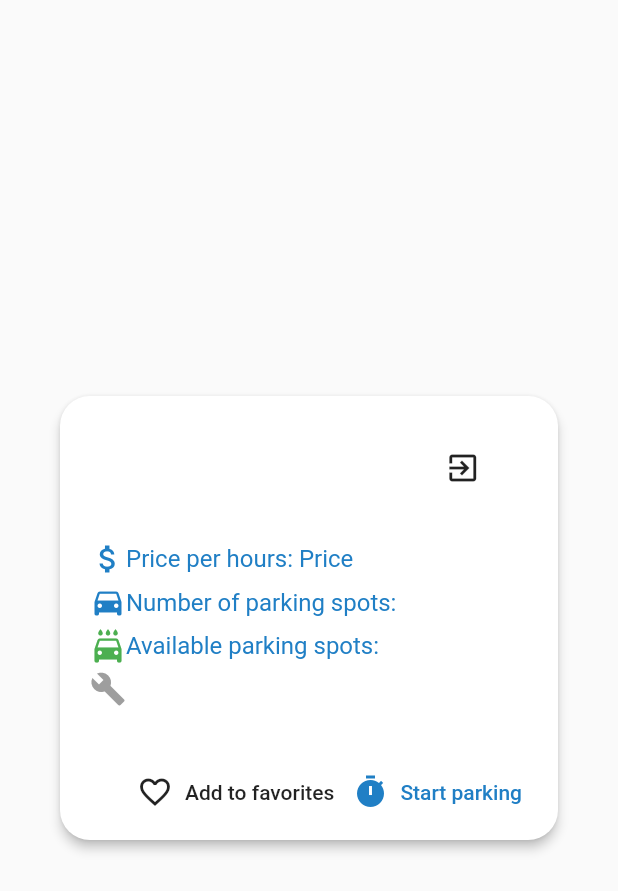
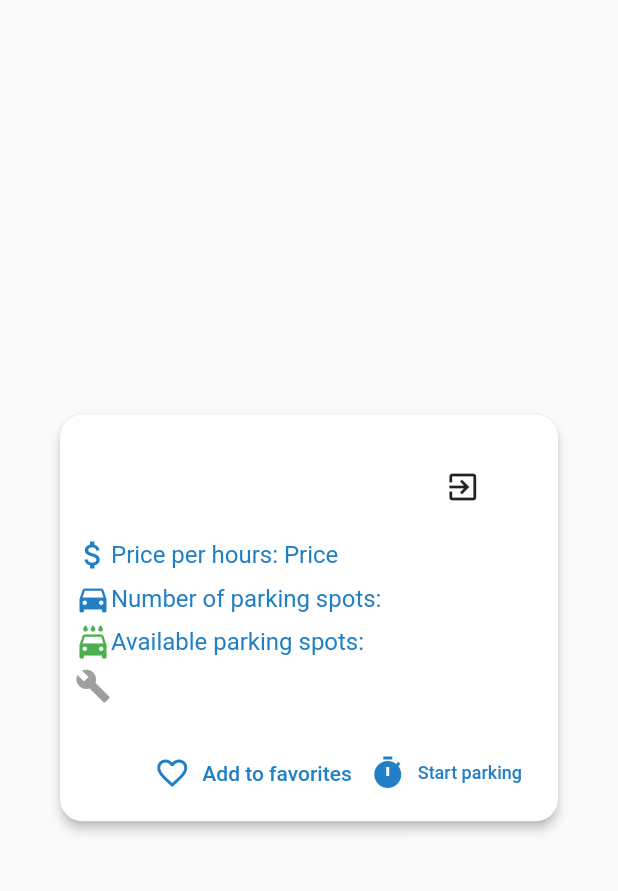
Before and after one commit to Bruseliuz/flutter_parkinggit, a Flutter app: the ParkingDialogWidget widget shown alone on an empty page, opened directly with empty values, on a phone screen of 412 x 824 dp. Shown: the top 891 px of the screen. Run offline on Flutter 3.47's test engine with Material 2 defaults, Android fonts, the phone set to English and light mode, and no system bars; our stand-ins replace cloud_firestore, firebase_auth, firebase_database, flutter_spinkit, google_maps_flutter, google_sign_in and 2 more; missing offline and left inert: flutter_auth_buttons, flutter_facebook_login, utm; accounts and stored records are empty; network calls fail.

Commit message:
Lista setState

```diff
--- a/lib/gamla_appen/services/pages/authenticate/sign_in.dart
+++ b/lib/gamla_appen/services/pages/authenticate/sign_in.dart
@@ -196,7 +196,7 @@ class _SignInState extends State<SignIn> {
                               ],
                             ),
                             Container(
-                              padding: EdgeInsets.only(top: 15, bottom: 5, left: 43, right: 43),
+                              padding: EdgeInsets.only(top: 15, bottom: 5, left: 20, right: 20),
                               width: double.infinity,
                               child:FacebookSignInButton(
                                 textStyle: TextStyle(fontSize: 16, color: Colors.white),
@@ -221,7 +221,7 @@ class _SignInState extends State<SignIn> {
                               ),
                             ),
                             Container(
-                              padding: EdgeInsets.only(top: 5, bottom: 5, left: 43, right: 43),
+                              padding: EdgeInsets.only(top: 5, bottom: 5, left: 20 , right: 20),
                               width: double.infinity,
                               child: GoogleSignInButton(
                                 onPressed: () async {
--- a/lib/gamla_appen/services/pages/homescreens/settings_form.dart
+++ b/lib/gamla_appen/services/pages/homescreens/settings_form.dart
@@ -156,7 +156,6 @@ class _SettingsFormState extends State<SettingsForm> {
 
                           ),
                           Container(
-                            margin: EdgeInsets.symmetric(horizontal: 50),
                             padding: EdgeInsets.symmetric(vertical: 25),
                             width: double.infinity,
                             child: MaterialButton(
--- a/lib/gamla_appen/services/pages/map/map.dart
+++ b/lib/gamla_appen/services/pages/map/map.dart
@@ -368,15 +368,15 @@ class ParkingDialogState extends State<ParkingDialogWidget> {
       favoriteString = 'Add to favorites';
       favoriteIconData = Icons.favorite_border;
     } else {
-      favoriteString = 'Remove from favorites';
+      favoriteString = 'Remove';
       favoriteIconData = Icons.favorite;
     }
     return Container(
       child: AlertDialog(
 
-        contentPadding: EdgeInsets.all(20),
+        contentPadding: EdgeInsets.fromLTRB(10, 5, 10, 10),
         elevation: 3.0,
-        shape: RoundedRectangleBorder(borderRadius: BorderRadius.circular(20)),
+        shape: RoundedRectangleBorder(borderRadius: BorderRadius.circular(15)),
         backgroundColor: Colors.white,
         title: Row(
           children: <Widget>[
@@ -488,8 +488,12 @@ class ParkingDialogState extends State<ParkingDialogWidget> {
                 fit: FlexFit.loose,
                 child: FlatButton.icon(
                   padding: EdgeInsets.fromLTRB(1, 0, 0, 0),
-                  icon: Icon(favoriteIconData),
-                  label: Text(favoriteString),
+                  icon: Icon(favoriteIconData,
+                  color: Color(0xff207FC5),),
+                  label: Text(favoriteString,
+                  style: TextStyle(
+                    color: Color(0xff207FC5)
+                  ),),
                   onPressed: () async {
                     if (element.favorite == false) {
                       String latLon = element.coordinates.latitude.toString();
@@ -519,7 +523,7 @@ class ParkingDialogState extends State<ParkingDialogWidget> {
                         favoriteString = 'Add to favorites';
                       } else {
                         favoriteIconData = Icons.favorite;
-                        favoriteString = 'Remove from favorites';
+                        favoriteString = 'Remove';
                       }
                     });
                     print('Lägg till i favorites');
@@ -549,7 +553,10 @@ class ParkingDialogState extends State<ParkingDialogWidget> {
                       ),
                       label: Text(
                         'Start parking',
-                        style: TextStyle(color: Color(0xff207FC5)),
+                        style: TextStyle(
+                            color: Color(0xff207FC5),
+                          fontSize: 12,
+                        ),
                       ),
                     ),
                   ),
--- a/lib/gamla_appen/shared/constants.dart
+++ b/lib/gamla_appen/shared/constants.dart
@@ -29,7 +29,7 @@ final parkBoxDecoration = BoxDecoration(
 
 final settingsDecoration = BoxDecoration(
     color: Colors.white70,
-    borderRadius: BorderRadius.circular(30),
+    borderRadius: BorderRadius.circular(15),
     boxShadow: [
       BoxShadow(
           color: Colors.black12,
```
